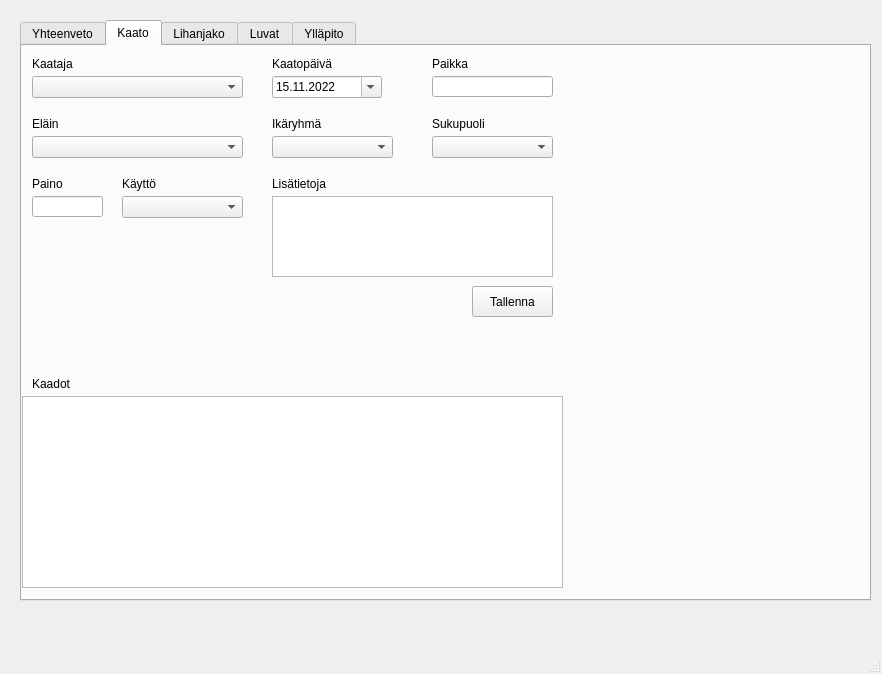
Before: the Qt Designer form MultipageMainWindow.ui in TimoKuukka/hirviporukka_app, drawn with Qt 5.
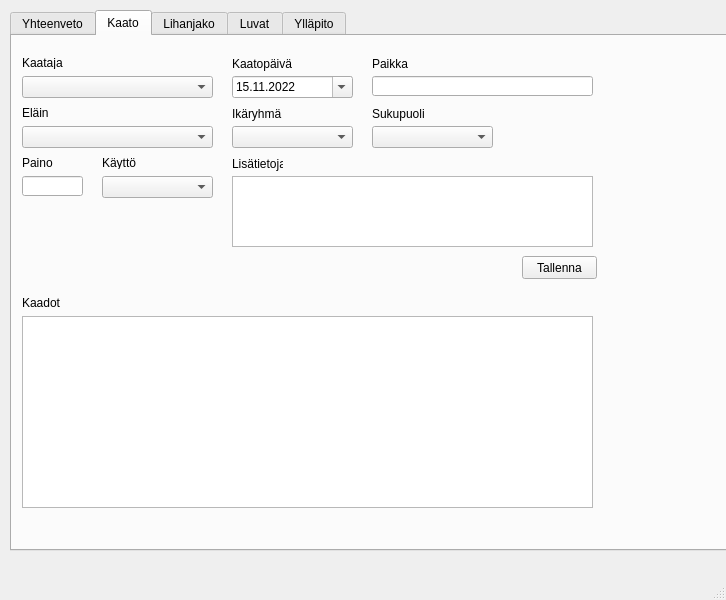
After: the same form once the commit is applied.

What changed in the file:
```diff
--- a/MultipageMainWindow.ui
+++ b/MultipageMainWindow.ui
@@ -6,8 +6,8 @@
    <rect>
     <x>0</x>
     <y>0</y>
-    <width>882</width>
-    <height>674</height>
+    <width>726</width>
+    <height>600</height>
    </rect>
   </property>
   <property name="windowTitle">
@@ -17,10 +17,10 @@
    <widget class="QTabWidget" name="tabWidget">
     <property name="geometry">
      <rect>
-      <x>20</x>
-      <y>20</y>
-      <width>851</width>
-      <height>581</height>
+      <x>10</x>
+      <y>10</y>
+      <width>781</width>
+      <height>541</height>
      </rect>
     </property>
     <property name="currentIndex">
@@ -111,8 +111,8 @@
       <property name="geometry">
        <rect>
         <x>10</x>
-        <y>30</y>
-        <width>211</width>
+        <y>40</y>
+        <width>191</width>
         <height>22</height>
        </rect>
       </property>
@@ -124,9 +124,9 @@
       <property name="geometry">
        <rect>
         <x>10</x>
-        <y>10</y>
-        <width>71</width>
-        <height>16</height>
+        <y>20</y>
+        <width>47</width>
+        <height>13</height>
        </rect>
       </property>
       <property name="text">
@@ -136,9 +136,9 @@
      <widget class="QDateEdit" name="shotDateEdit">
       <property name="geometry">
        <rect>
-        <x>250</x>
-        <y>30</y>
-        <width>110</width>
+        <x>220</x>
+        <y>40</y>
+        <width>121</width>
         <height>22</height>
        </rect>
       </property>
@@ -162,9 +162,9 @@
      <widget class="QLabel" name="shotDateLabel">
       <property name="geometry">
        <rect>
-        <x>250</x>
-        <y>10</y>
-        <width>71</width>
+        <x>220</x>
+        <y>20</y>
+        <width>101</width>
         <height>16</height>
        </rect>
       </property>
@@ -177,7 +177,7 @@
        <rect>
         <x>10</x>
         <y>90</y>
-        <width>211</width>
+        <width>191</width>
         <height>22</height>
        </rect>
       </property>
@@ -185,7 +185,17 @@
      <widget class="QComboBox" name="ageGroupComboBox">
       <property name="geometry">
        <rect>
-        <x>250</x>
+        <x>220</x>
+        <y>90</y>
+        <width>121</width>
+        <height>22</height>
+       </rect>
+      </property>
+     </widget>
+     <widget class="QComboBox" name="genderComboBox">
+      <property name="geometry">
+       <rect>
+        <x>360</x>
         <y>90</y>
         <width>121</width>
         <height>22</height>
@@ -197,8 +207,8 @@
        <rect>
         <x>10</x>
         <y>70</y>
-        <width>71</width>
-        <height>16</height>
+        <width>47</width>
+        <height>13</height>
        </rect>
       </property>
       <property name="text">
@@ -208,9 +218,9 @@
      <widget class="QLabel" name="shotByLabel_3">
       <property name="geometry">
        <rect>
-        <x>250</x>
+        <x>220</x>
         <y>70</y>
-        <width>71</width>
+        <width>61</width>
         <height>16</height>
        </rect>
       </property>
@@ -221,9 +231,9 @@
      <widget class="QLabel" name="shotByLabel_4">
       <property name="geometry">
        <rect>
-        <x>410</x>
+        <x>360</x>
         <y>70</y>
-        <width>71</width>
+        <width>61</width>
         <height>16</height>
        </rect>
       </property>
@@ -231,22 +241,12 @@
        <string>Sukupuoli</string>
       </property>
      </widget>
-     <widget class="QComboBox" name="genderComboBox">
-      <property name="geometry">
-       <rect>
-        <x>410</x>
-        <y>90</y>
-        <width>121</width>
-        <height>22</height>
-       </rect>
-      </property>
-     </widget>
      <widget class="QComboBox" name="usageComboBox">
       <property name="geometry">
        <rect>
-        <x>100</x>
-        <y>150</y>
-        <width>121</width>
+        <x>90</x>
+        <y>140</y>
+        <width>111</width>
         <height>22</height>
        </rect>
       </property>
@@ -255,9 +255,9 @@
       <property name="geometry">
        <rect>
         <x>10</x>
-        <y>150</y>
-        <width>71</width>
-        <height>21</height>
+        <y>140</y>
+        <width>61</width>
+        <height>20</height>
        </rect>
       </property>
      </widget>
@@ -265,9 +265,9 @@
       <property name="geometry">
        <rect>
         <x>10</x>
-        <y>130</y>
-        <width>71</width>
-        <height>16</height>
+        <y>120</y>
+        <width>47</width>
+        <height>13</height>
        </rect>
       </property>
       <property name="text">
@@ -277,10 +277,10 @@
      <widget class="QLabel" name="shotByLabel_6">
       <property name="geometry">
        <rect>
-        <x>100</x>
-        <y>130</y>
-        <width>71</width>
-        <height>16</height>
+        <x>90</x>
+        <y>120</y>
+        <width>47</width>
+        <height>13</height>
        </rect>
       </property>
       <property name="text">
@@ -290,10 +290,10 @@
      <widget class="QPlainTextEdit" name="additionalInfoTextEdit">
       <property name="geometry">
        <rect>
-        <x>250</x>
-        <y>150</y>
-        <width>281</width>
-        <height>81</height>
+        <x>220</x>
+        <y>140</y>
+        <width>361</width>
+        <height>71</height>
        </rect>
       </property>
       <property name="toolTip">
@@ -303,9 +303,9 @@
      <widget class="QLabel" name="shotByLabel_7">
       <property name="geometry">
        <rect>
-        <x>250</x>
-        <y>130</y>
-        <width>71</width>
+        <x>220</x>
+        <y>120</y>
+        <width>51</width>
         <height>16</height>
        </rect>
       </property>
@@ -316,9 +316,9 @@
      <widget class="QTableWidget" name="killsKillsTableWidget">
       <property name="geometry">
        <rect>
-        <x>0</x>
-        <y>350</y>
-        <width>541</width>
+        <x>10</x>
+        <y>280</y>
+        <width>571</width>
         <height>192</height>
        </rect>
       </property>
@@ -327,9 +327,9 @@
       <property name="geometry">
        <rect>
         <x>10</x>
-        <y>330</y>
-        <width>71</width>
-        <height>16</height>
+        <y>260</y>
+        <width>47</width>
+        <height>13</height>
        </rect>
       </property>
       <property name="text">
@@ -339,10 +339,10 @@
      <widget class="QPushButton" name="saveShotPushButton">
       <property name="geometry">
        <rect>
-        <x>450</x>
-        <y>240</y>
-        <width>81</width>
-        <height>31</height>
+        <x>510</x>
+        <y>220</y>
+        <width>75</width>
+        <height>23</height>
        </rect>
       </property>
       <property name="text">
@@ -352,19 +352,19 @@
      <widget class="QLineEdit" name="locationLineEdit">
       <property name="geometry">
        <rect>
-        <x>410</x>
-        <y>30</y>
-        <width>121</width>
-        <height>21</height>
+        <x>360</x>
+        <y>40</y>
+        <width>221</width>
+        <height>20</height>
        </rect>
       </property>
      </widget>
      <widget class="QLabel" name="shotDateLabel_2">
       <property name="geometry">
        <rect>
-        <x>410</x>
-        <y>10</y>
-        <width>71</width>
+        <x>360</x>
+        <y>20</y>
+        <width>101</width>
         <height>16</height>
        </rect>
       </property>
```
Left out of the diff: 254 changed lines with no effect on the pictures.
